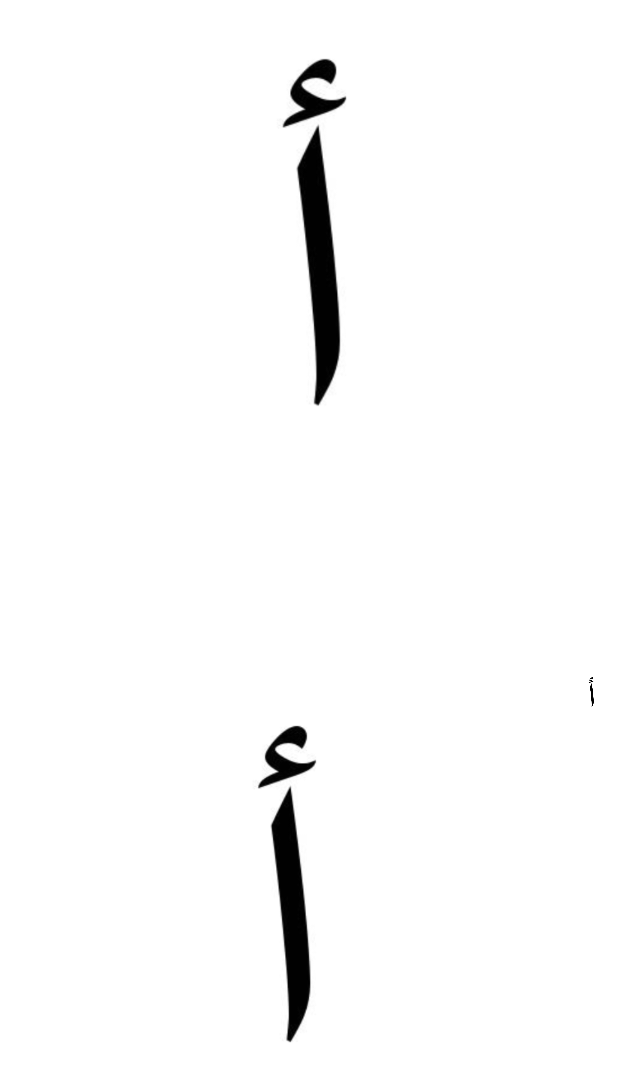
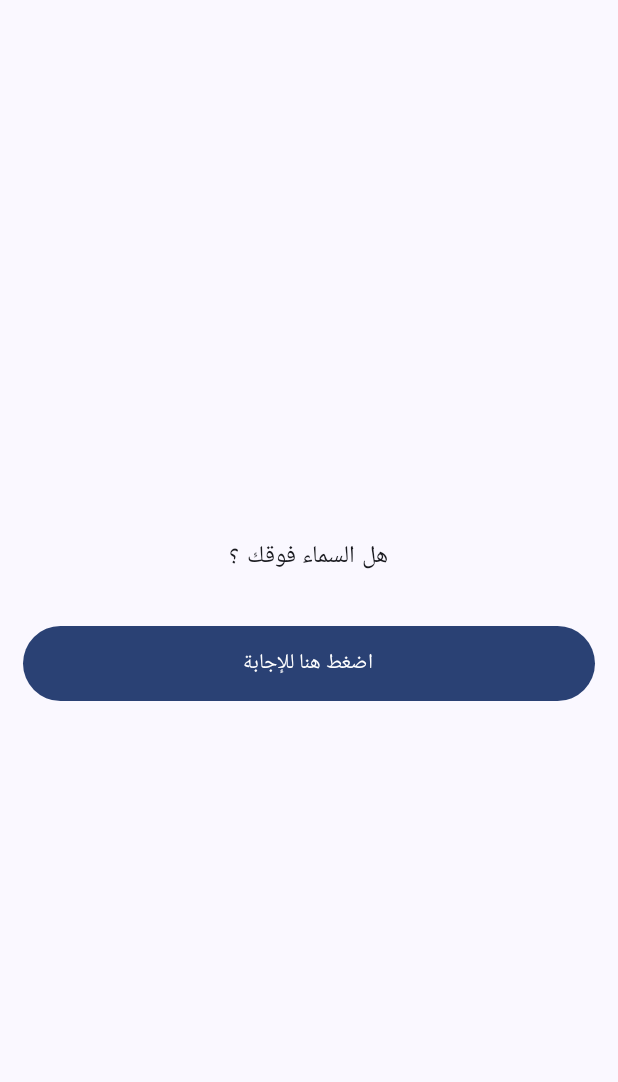
Before and after one commit to FatmaBuyabes/SpringBootAndroidProject, an Android app built with Jetpack Compose: the composable onBoardingScreen shown on its own in the app's theme, on a phone screen of 412 x 824 dp. Shown: the top 1082 px of the screen. Run offline under Robolectric (Android 15) with nearby library versions, the phone set to English and light mode, and no system bars.

Commit message:
Added the onboarding screen

```diff
--- a/app/src/main/java/com/joincoded/duolingoarabic/composable/screen/onBoardingScreen.kt
+++ b/app/src/main/java/com/joincoded/duolingoarabic/composable/screen/onBoardingScreen.kt
@@ -1,11 +1,57 @@
 package com.joincoded.duolingoarabic.composable.screen
 
+import androidx.compose.foundation.layout.Arrangement
+import androidx.compose.foundation.layout.Column
+import androidx.compose.foundation.layout.Spacer
+import androidx.compose.foundation.layout.fillMaxSize
+import androidx.compose.foundation.layout.fillMaxWidth
+import androidx.compose.foundation.layout.height
+import androidx.compose.foundation.layout.padding
+import androidx.compose.material3.Button
+import androidx.compose.material3.Text
 import androidx.compose.runtime.Composable
+import androidx.compose.runtime.getValue
+import androidx.compose.runtime.mutableStateOf
+import androidx.compose.runtime.remember
+import androidx.compose.runtime.setValue
+import androidx.compose.ui.Alignment
+import androidx.compose.ui.Modifier
+import androidx.compose.ui.unit.dp
 import com.joincoded.duolingoarabic.composable.component.LetterQuestion
 import com.joincoded.duolingoarabic.data.Question
 
 @Composable
 fun onBoardingScreen(){
 
-    LetterQuestion(question = Question())
+    var questions by remember { mutableStateOf("هل السماء فوقك ؟") }
+    var answer = remember { mutableStateOf(false) }
+
+    Column(
+        modifier = Modifier
+            .fillMaxSize()
+            .padding(15.dp),
+        horizontalAlignment = Alignment.CenterHorizontally,
+        verticalArrangement = Arrangement.Center,
+    ) {
+        Text(
+            text = questions
+        )
+        Spacer(
+            modifier = Modifier.height(16.dp)
+        )
+
+        Spacer(
+            modifier = Modifier.height(16.dp)
+        )
+        Button(
+            onClick = { /*TODO*/ },
+            modifier = Modifier
+                .fillMaxWidth()
+                .height(50.dp)) {
+            Text("اضغط هنا للإجابة")
+
+        }
+
+    }
+
 }
```
